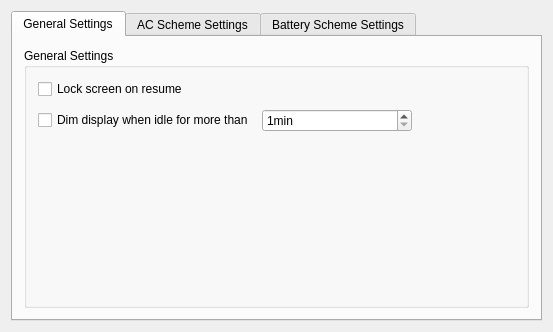
Old version of the form kcmodule/dialog.ui in the repository KDE/powerdevil.
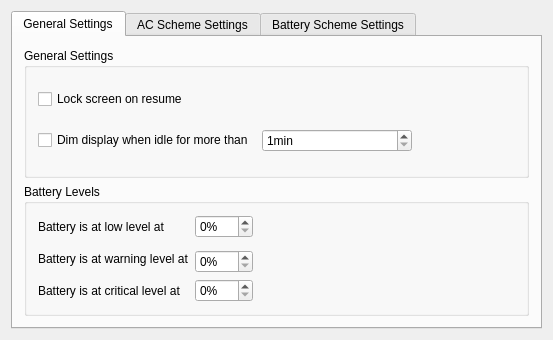
New version of the form. Custom widgets are drawn as their Qt base class.

Commit message: Adding configuration of battery levels to kcmodule

Diff of the .ui file:
```diff
--- a/kcmodule/dialog.ui
+++ b/kcmodule/dialog.ui
@@ -6,7 +6,7 @@
     <x>0</x>
     <y>0</y>
     <width>539</width>
-    <height>332</height>
+    <height>340</height>
    </rect>
   </property>
   <property name="mouseTracking" >
@@ -31,14 +31,6 @@
       <number>0</number>
      </property>
      <widget class="QWidget" name="GeneralSettings" >
-      <property name="geometry" >
-       <rect>
-        <x>0</x>
-        <y>0</y>
-        <width>523</width>
-        <height>290</height>
-       </rect>
-      </property>
       <attribute name="title" >
        <string>General Settings</string>
       </attribute>
@@ -104,15 +96,75 @@
             </property>
            </spacer>
           </item>
-          <item row="2" column="0" >
-           <spacer name="verticalSpacer" >
+         </layout>
+        </widget>
+       </item>
+       <item>
+        <widget class="QGroupBox" name="groupBox" >
+         <property name="title" >
+          <string>Battery Levels</string>
+         </property>
+         <layout class="QGridLayout" name="gridLayout_4" >
+          <item row="0" column="0" >
+           <widget class="QLabel" name="label_3" >
+            <property name="text" >
+             <string>Battery is at low level at</string>
+            </property>
+           </widget>
+          </item>
+          <item row="0" column="1" >
+           <widget class="KIntSpinBox" name="lowSpin" >
+            <property name="suffix" >
+             <string>%</string>
+            </property>
+            <property name="maximum" >
+             <number>100</number>
+            </property>
+           </widget>
+          </item>
+          <item rowspan="2" row="1" column="0" >
+           <widget class="QLabel" name="label_4" >
+            <property name="text" >
+             <string>Battery is at warning level at</string>
+            </property>
+           </widget>
+          </item>
+          <item row="2" column="1" >
+           <widget class="KIntSpinBox" name="warningSpin" >
+            <property name="suffix" >
+             <string>%</string>
+            </property>
+            <property name="maximum" >
+             <number>100</number>
+            </property>
+           </widget>
+          </item>
+          <item row="3" column="0" >
+           <widget class="QLabel" name="label_5" >
+            <property name="text" >
+             <string>Battery is at critical level at</string>
+            </property>
+           </widget>
+          </item>
+          <item row="3" column="1" >
+           <widget class="KIntSpinBox" name="criticalSpin" >
+            <property name="suffix" >
+             <string>%</string>
+            </property>
+            <property name="maximum" >
+             <number>100</number>
+            </property>
+           </widget>
+          </item>
+          <item row="3" column="2" >
+           <spacer name="horizontalSpacer_2" >
             <property name="orientation" >
-             <enum>Qt::Vertical</enum>
+             <enum>Qt::Horizontal</enum>
             </property>
             <property name="sizeHint" stdset="0" >
              <size>
-              <width>20</width>
-              <height>40</height>
+              <width>240</width>
+              <height>20</height>
              </size>
             </property>
            </spacer>
```
Left out of the diff: 16 changed lines with no effect on the pictures. The commit also changes 1 other file.
